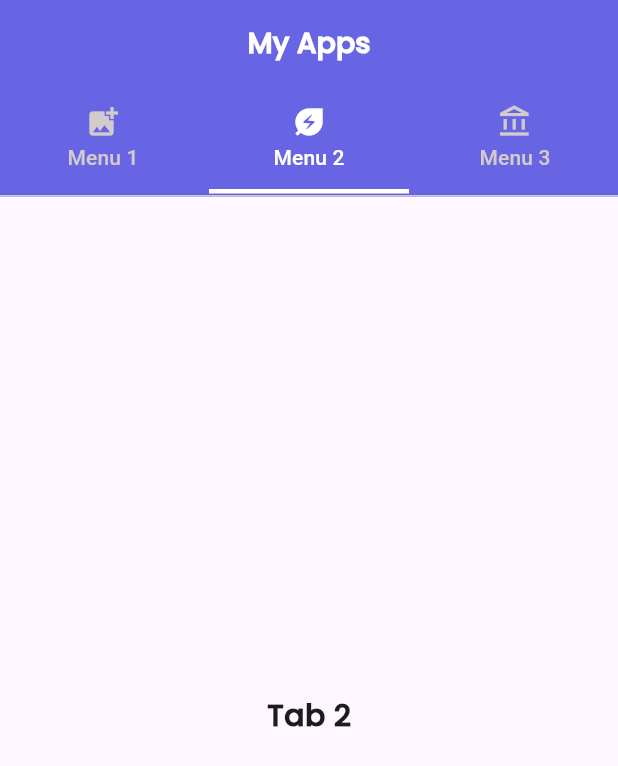
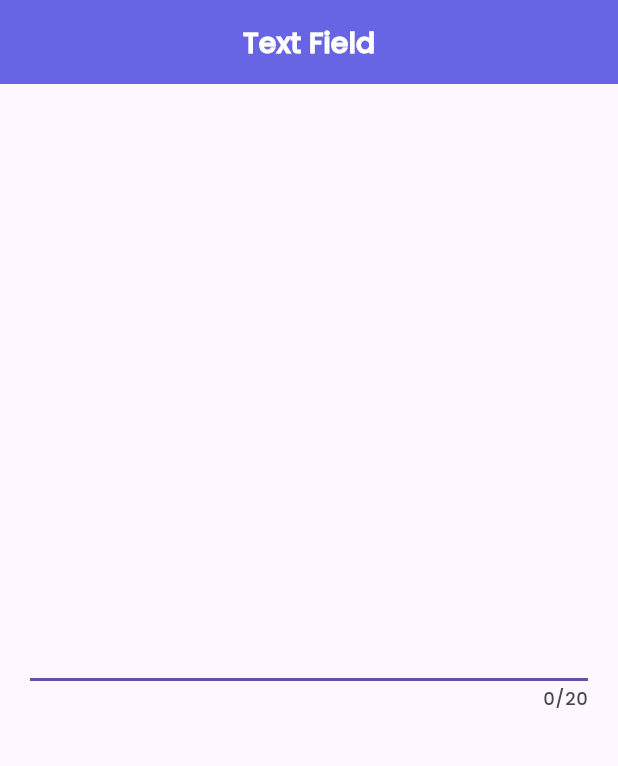
Before and after one commit to achmadsyahrian/belajar-flutter, a Flutter app: the screen it shows after launch, on a phone screen of 412 x 824 dp. Shown: the top 766 px of the screen. Run offline on Flutter 3.47's test engine with Material 3 defaults, Android fonts, the phone set to English and light mode, and no system bars; our stand-ins replace faker; missing offline and left inert: dart:html.

Commit message:
Fitur Text Field & Add AppBar Function

```diff
--- a/lib/main.dart
+++ b/lib/main.dart
@@ -1,3 +1,4 @@
+import 'package:first_project/partials/appbar.dart';
 import 'package:flutter/material.dart';
 
 void main() {
@@ -5,62 +6,31 @@ void main() {
 }
 
 class MyApp extends StatelessWidget {
-  List<Tab> myTab = [
-    Tab(
-      text: "Menu 1",
-      icon: Icon(Icons.add_photo_alternate),
-    ),
-    Tab(
-      text: "Menu 2",
-      icon: Icon(Icons.energy_savings_leaf),
-    ),
-    Tab(
-      text: "Menu 3",
-      icon: Icon(Icons.account_balance_outlined),
-    ),
-  ];
-  List<Center> myBody = [
-    Center(
-      child: Text("Tab 1", style: TextStyle(fontSize: 20, fontWeight: FontWeight.bold, fontFamily: 'Poppins'),),
-    ),
-    Center(
-      child: Text("Tab 2", style: TextStyle(fontSize: 20, fontWeight: FontWeight.bold, fontFamily: 'Poppins'),),
-    ),
-    Center(
-      child: Text("Tab 3", style: TextStyle(fontSize: 20, fontWeight: FontWeight.bold, fontFamily: 'Poppins'),),
-    ),
-  ];
+
   @override
   Widget build(BuildContext context) {
     return MaterialApp(
       debugShowCheckedModeBanner: false,
-      home: DefaultTabController(
-        initialIndex: 1,
-        length: myTab.length,
-        child: Scaffold(
-          appBar: AppBar(
-            titleTextStyle: TextStyle(
-              color: Colors.white,
-              fontWeight: FontWeight.bold,
-              fontSize: 19,
-              fontFamily: 'Poppins',
+      theme: ThemeData(fontFamily: "Poppins"),
+      home: Scaffold(
+        appBar: appBar("Text Field"),
+        body: Center(
+          child: Padding(
+            padding: const EdgeInsets.all(20),
+            child: TextField(
+              autocorrect: true,
+              autofocus: true,
+              maxLength: 20,
+              enableSuggestions: true,
+              // enableInteractiveSelection: false,
+              enabled: true,
+              // obscureText: true, //password
+              // obscuringCharacter: "*", //custom password
+              keyboardType: TextInputType.number,
+              cursorColor: Colors.black,
+              textAlign: TextAlign.right,
+              readOnly: true,
             ),
-            backgroundColor: Color.fromARGB(221, 81, 79, 224),
-            centerTitle: true,
-            title: Text("My Apps"),
-            bottom: TabBar(
-              labelColor: Colors.white,
-              unselectedLabelColor: Color.fromARGB(255, 211, 203, 203),
-              indicatorColor: Colors.white,
-              indicatorWeight: 3,
-              indicatorSize: TabBarIndicatorSize.tab,
-              indicatorPadding: EdgeInsets.all(2),
-              // indicator: BoxDecoration(color: Colors.amber),
-              tabs: myTab,
-            ),
-          ),
-          body: TabBarView(
-            children: myBody
           ),
         ),
       ),
--- /dev/null
+++ b/lib/partials/appbar.dart
@@ -0,0 +1,15 @@
+import 'package:flutter/material.dart';
+
+AppBar appBar(text) {
+    return AppBar(
+        backgroundColor: Color.fromARGB(221, 81, 79, 224),
+        centerTitle: true,
+        titleTextStyle: TextStyle(
+          color: Colors.white,
+          fontWeight: FontWeight.bold,
+          fontSize: 19,
+          fontFamily: 'Poppins',
+        ),
+        title: Text(text),
+      );
+  }
--- /dev/null
+++ b/lib/tabbar-widget.dart
@@ -0,0 +1,69 @@
+import 'package:flutter/material.dart';
+
+void main() {
+  runApp(MyApp());
+}
+
+class MyApp extends StatelessWidget {
+  List<Tab> myTab = [
+    Tab(
+      text: "Menu 1",
+      icon: Icon(Icons.add_photo_alternate),
+    ),
+    Tab(
+      text: "Menu 2",
+      icon: Icon(Icons.energy_savings_leaf),
+    ),
+    Tab(
+      text: "Menu 3",
+      icon: Icon(Icons.account_balance_outlined),
+    ),
+  ];
+  List<Center> myBody = [
+    Center(
+      child: Text("Tab 1", style: TextStyle(fontSize: 20, fontWeight: FontWeight.bold, fontFamily: 'Poppins'),),
+    ),
+    Center(
+      child: Text("Tab 2", style: TextStyle(fontSize: 20, fontWeight: FontWeight.bold, fontFamily: 'Poppins'),),
+    ),
+    Center(
+      child: Text("Tab 3", style: TextStyle(fontSize: 20, fontWeight: FontWeight.bold, fontFamily: 'Poppins'),),
+    ),
+  ];
+  @override
+  Widget build(BuildContext context) {
+    return MaterialApp(
+      debugShowCheckedModeBanner: false,
+      home: DefaultTabController(
+        initialIndex: 1,
+        length: myTab.length,
+        child: Scaffold(
+          appBar: AppBar(
+            titleTextStyle: TextStyle(
+              color: Colors.white,
+              fontWeight: FontWeight.bold,
+              fontSize: 19,
+              fontFamily: 'Poppins',
+            ),
+            backgroundColor: Color.fromARGB(221, 81, 79, 224),
+            centerTitle: true,
+            title: Text("My Apps"),
+            bottom: TabBar(
+              labelColor: Colors.white,
+              unselectedLabelColor: Color.fromARGB(255, 211, 203, 203),
+              indicatorColor: Colors.white,
+              indicatorWeight: 3,
+              indicatorSize: TabBarIndicatorSize.tab,
+              indicatorPadding: EdgeInsets.all(2),
+              // indicator: BoxDecoration(color: Colors.amber),
+              tabs: myTab,
+            ),
+          ),
+          body: TabBarView(
+            children: myBody
+          ),
+        ),
+      ),
+    );
+  }
+}
```
Also changed, not shown: lib/text-widget.dart (+2 -14 lines).
